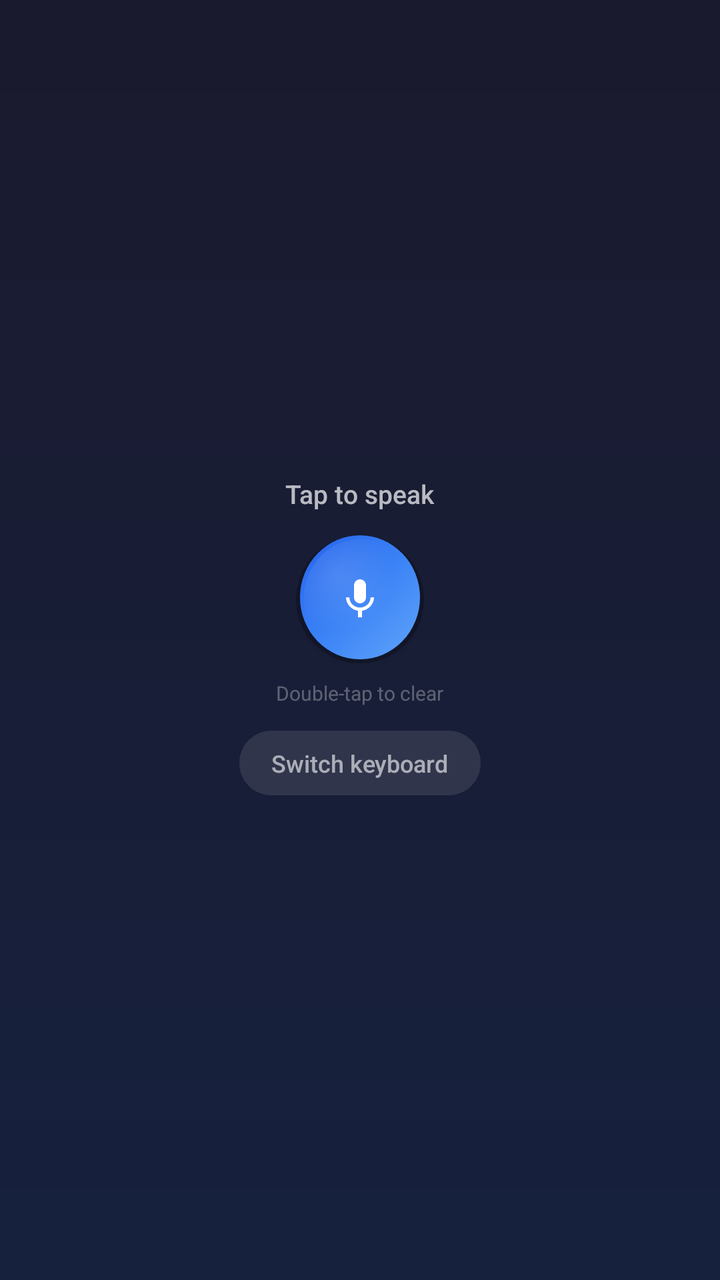
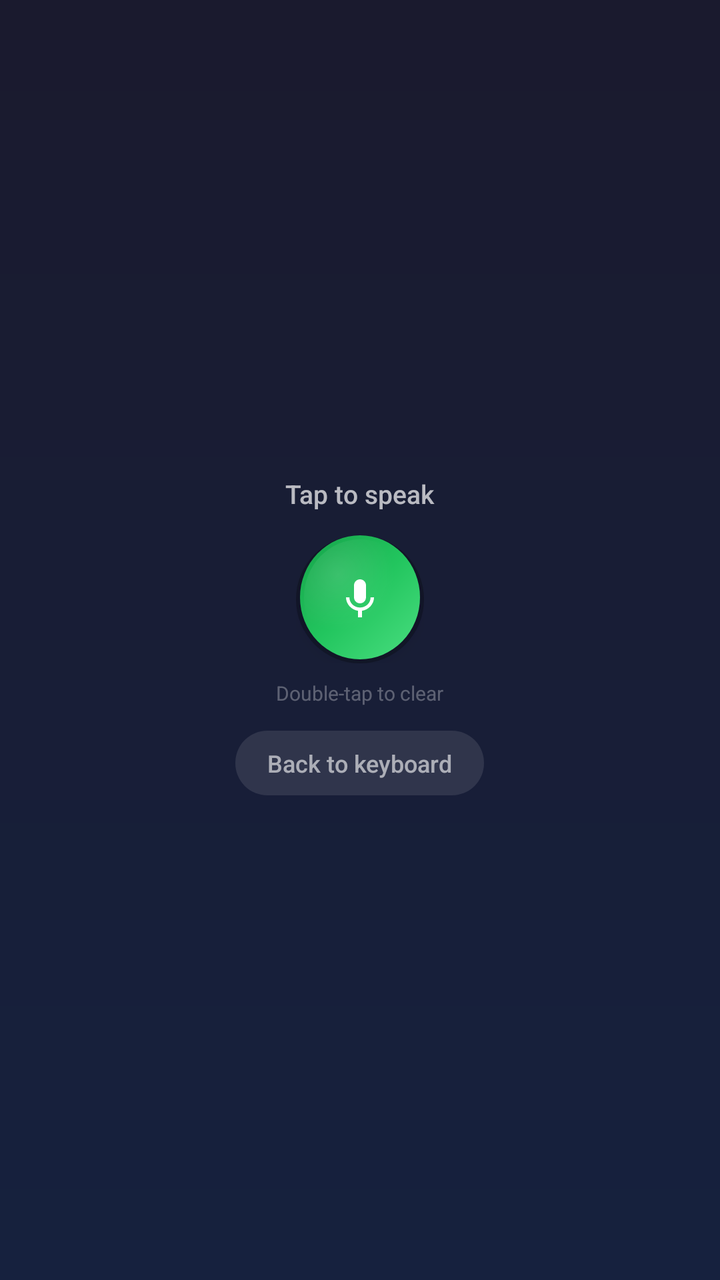

Screens rendered from an Android XML layout before and after an edit, with the pre-edit source and the edit as a unified diff.
<!-- AndroidManifest.xml: application theme Theme.VoiceInkAndroid -->
<!-- res/layout/keyboard_view.xml -->
<?xml version="1.0" encoding="utf-8"?>
<LinearLayout xmlns:android="http://schemas.android.com/apk/res/android"
    android:layout_width="match_parent"
    android:layout_height="wrap_content"
    android:orientation="vertical"
    android:gravity="center"
    android:paddingTop="16dp"
    android:paddingBottom="20dp"
    android:background="@drawable/ime_background">

    
    <TextView
        android:id="@+id/statusText"
        android:layout_width="wrap_content"
        android:layout_height="wrap_content"
        android:text="Tap to speak"
        android:textColor="#B3FFFFFF"
        android:textSize="13sp"
        android:fontFamily="sans-serif-medium" />

    
    <LinearLayout
        android:layout_width="wrap_content"
        android:layout_height="wrap_content"
        android:layout_marginTop="12dp"
        android:gravity="center"
        android:orientation="horizontal">

        
        <TextView
            android:id="@+id/cancelButton"
            android:layout_width="wrap_content"
            android:layout_height="48dp"
            android:layout_marginEnd="16dp"
            android:paddingHorizontal="16dp"
            android:gravity="center"
            android:text="Cancel"
            android:textColor="#FF6B6B"
            android:textSize="14sp"
            android:fontFamily="sans-serif-medium"
            android:background="@drawable/ime_switch_button_bg"
            android:visibility="gone" />

        
        <ImageButton
            android:id="@+id/micButton"
            android:layout_width="64dp"
            android:layout_height="64dp"
            android:background="@drawable/overlay_button_background"
            android:src="@drawable/ic_mic"
            android:contentDescription="Record"
            android:scaleType="center"
            android:elevation="4dp" />

    </LinearLayout>

    
    <TextView
        android:id="@+id/hintText"
        android:layout_width="wrap_content"
        android:layout_height="wrap_content"
        android:layout_marginTop="8dp"
        android:text="Double-tap to clear"
        android:textColor="#4DFFFFFF"
        android:textSize="10sp" />

    
    <TextView
        android:id="@+id/switchButton"
        android:layout_width="wrap_content"
        android:layout_height="wrap_content"
        android:layout_marginTop="12dp"
        android:paddingHorizontal="16dp"
        android:paddingVertical="8dp"
        android:text="Switch keyboard"
        android:textColor="#99FFFFFF"
        android:textSize="12sp"
        android:background="@drawable/ime_switch_button_bg"
        android:fontFamily="sans-serif-medium" />

</LinearLayout>
<!-- resources referenced by this layout -->
<resources>
  <!-- drawable ic_mic (drawable) -->
  <?xml version="1.0" encoding="utf-8"?>
  <vector xmlns:android="http://schemas.android.com/apk/res/android"
      android:width="24dp"
      android:height="24dp"
      android:viewportWidth="24"
      android:viewportHeight="24"
      android:tint="#FFFFFF">
      <path
          android:fillColor="@android:color/white"
          android:pathData="M12,14c1.66,0 2.99,-1.34 2.99,-3L15,5c0,-1.66 -1.34,-3 -3,-3S9,3.34 9,5v6c0,1.66 1.34,3 3,3zM17.3,11c0,3 -2.54,5.1 -5.3,5.1S6.7,14 6.7,11L5,11c0,3.41 2.72,6.23 6,6.72L11,21h2v-3.28c3.28,-0.48 6,-3.3 6,-6.72h-1.7z"/>
  </vector>
  <!-- drawable ime_background (drawable) -->
  <?xml version="1.0" encoding="utf-8"?>
  <shape xmlns:android="http://schemas.android.com/apk/res/android">
      <gradient
          android:type="linear"
          android:angle="270"
          android:startColor="#1a1a2e"
          android:endColor="#16213e" />
  </shape>
  <!-- drawable ime_switch_button_bg (drawable) -->
  <?xml version="1.0" encoding="utf-8"?>
  <shape xmlns:android="http://schemas.android.com/apk/res/android"
      android:shape="rectangle">
      <solid android:color="#1AFFFFFF" />
      <corners android:radius="16dp" />
  </shape>
  <!-- drawable overlay_button_background (drawable) -->
  <?xml version="1.0" encoding="utf-8"?>
  <layer-list xmlns:android="http://schemas.android.com/apk/res/android">
      
      <item>
          <shape android:shape="oval">
              <solid android:color="#40000000" />
              <size
                  android:width="60dp"
                  android:height="60dp" />
          </shape>
      </item>
      
      <item
          android:bottom="2dp"
          android:left="2dp"
          android:right="2dp"
          android:top="0dp">
          <shape android:shape="oval">
              <gradient
                  android:type="linear"
                  android:angle="135"
                  android:startColor="#60A5FA"
                  android:centerColor="#3B82F6"
                  android:endColor="#2563EB" />
              <size
                  android:width="56dp"
                  android:height="56dp" />
          </shape>
      </item>
      
      <item
          android:bottom="4dp"
          android:left="4dp"
          android:right="4dp"
          android:top="2dp">
          <shape android:shape="oval">
              <gradient
                  android:type="radial"
                  android:gradientRadius="28dp"
                  android:centerX="0.3"
                  android:centerY="0.3"
                  android:startColor="#20FFFFFF"
                  android:endColor="#00FFFFFF" />
              <size
                  android:width="52dp"
                  android:height="52dp" />
          </shape>
      </item>
  </layer-list>
  <style name="Theme.VoiceInkAndroid" parent="android:Theme.Material.Light.NoActionBar">
          <item name="android:statusBarColor">@android:color/transparent</item>
          <item name="android:navigationBarColor">@android:color/transparent</item>
      </style>
</resources>

<!-- the commit's change to res/layout/keyboard_view.xml (unified diff, before → after) -->
@@ -72,7 +72,7 @@
         android:layout_marginTop="12dp"
         android:paddingHorizontal="16dp"
         android:paddingVertical="8dp"
-        android:text="Switch keyboard"
+        android:text="Back to keyboard"
         android:textColor="#99FFFFFF"
         android:textSize="12sp"
         android:background="@drawable/ime_switch_button_bg"
<!-- resource entries referenced after the edit -->
@@ -50,9 +50,9 @@
               <gradient
                   android:type="linear"
                   android:angle="135"
-                  android:startColor="#60A5FA"
-                  android:centerColor="#3B82F6"
-                  android:endColor="#2563EB" />
+                  android:startColor="#4ADE80"
+                  android:centerColor="#22C55E"
+                  android:endColor="#16A34A" />
               <size
                   android:width="56dp"
                   android:height="56dp" />
